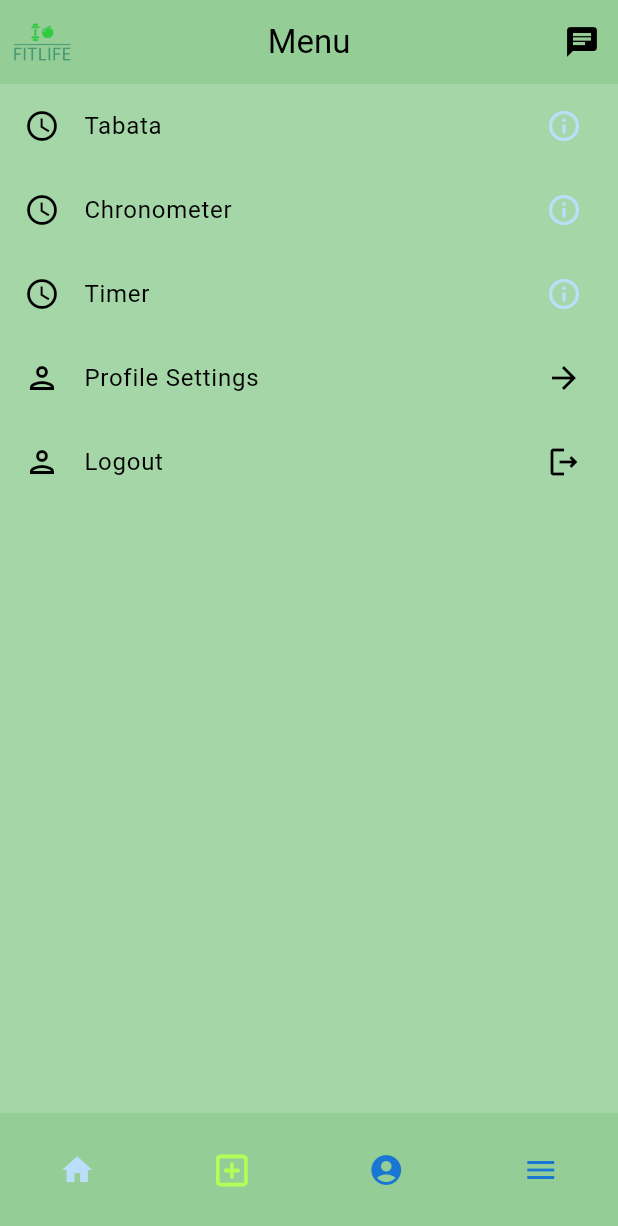
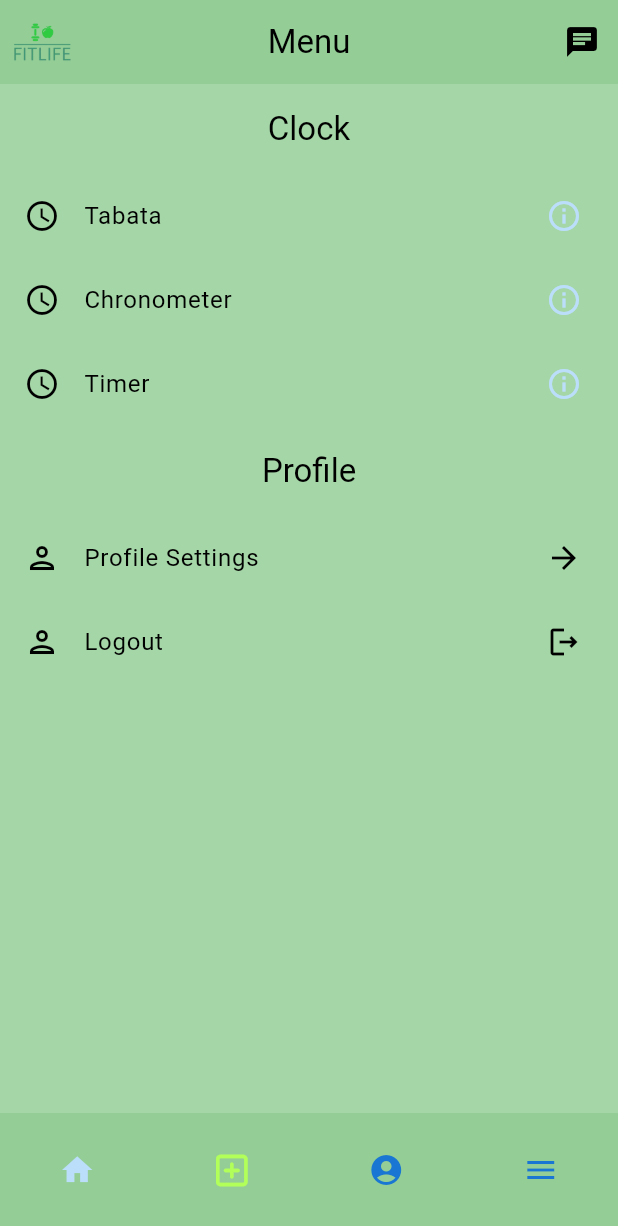
Before and after one commit to FitLifeProject/FitLife, a Flutter app: the Menu screen opened directly, on a phone screen of 412 x 824 dp. Shown: the top 1226 px of the screen. Run offline on Flutter 3.47's test engine with Material 2 defaults, Android fonts, the phone set to English and light mode, and no system bars; drawn by our look-alikes of dynamic_color; our stand-ins replace audioplayers, calendar_date_picker2, cloud_firestore, firebase_auth, firebase_core, font_awesome_flutter and 4 more; missing offline and left inert: flimer, time_range_picker, youtube; accounts and stored records are empty.

Commit message:
fitlife: Menu: Add titles
Signed-off-by: jmpfbmx <jmpf.bmx@gmail.com>

```diff
--- a/lib/screens/menu.dart
+++ b/lib/screens/menu.dart
@@ -109,8 +109,13 @@ class _MenuState extends State<Menu> {
               ),
             ]
         ),
-        body: Column(
+        body: SingleChildScrollView(
+          child: Column(
             children: [
+              Container(
+                padding: const EdgeInsets.all(16),
+                child: Text("Clock", style: Theme.of(context).textTheme.headline6),
+              ),
               GestureDetector(
                 onTap: () {
                   Navigator.push(
@@ -162,6 +167,10 @@ class _MenuState extends State<Menu> {
                       trailing: clockInformationButton(2)
                   )
               ),
+              Container(
+                padding: const EdgeInsets.all(16),
+                child: Text("Profile", style: Theme.of(context).textTheme.headline6),
+              ),
               GestureDetector(
                 onTap: () {
                   Navigator.push(
@@ -191,6 +200,7 @@ class _MenuState extends State<Menu> {
               ),
             ],
           ),
+        ),
         bottomNavigationBar: BottomNavigation(model, context),
       ),
     );
```
Lines whose indentation alone changed are shown as unchanged.
